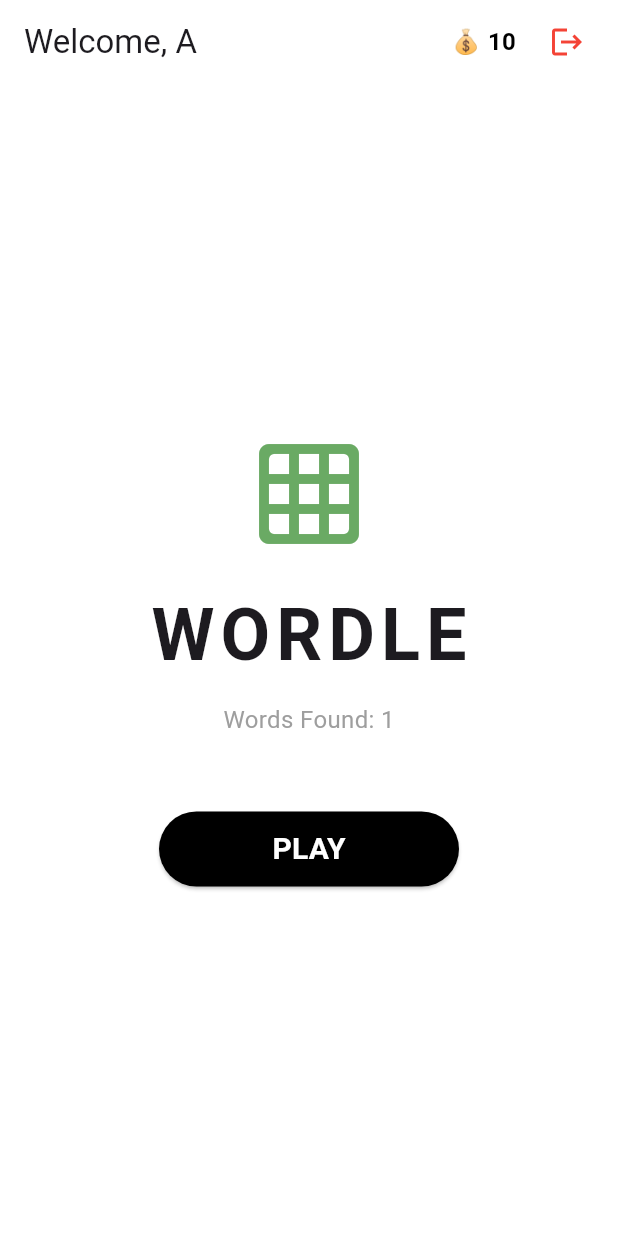
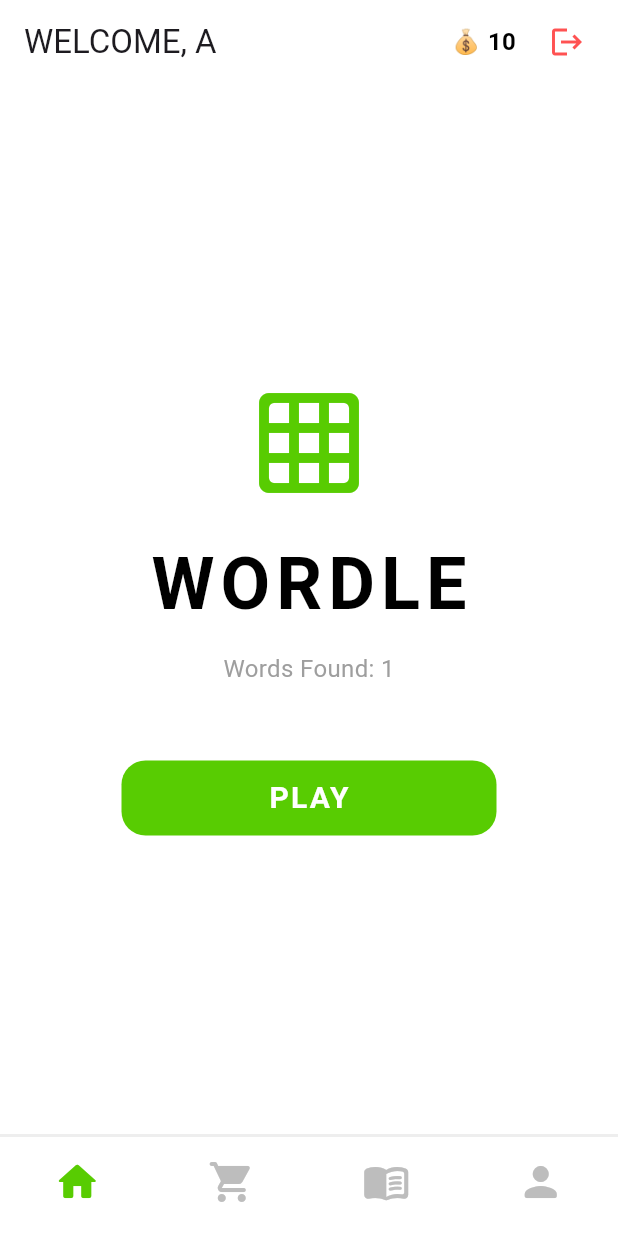
Before and after one commit to whoosh09/MobileProject_204311, a Flutter app: the HomePage screen opened directly with sample values from the repository, on a phone screen of 412 x 824 dp. Run offline on Flutter 3.47's test engine with Material 3 defaults, Android fonts, the phone set to English and light mode, and no system bars; our stand-ins replace shared_preferences; accounts and stored records are empty; project files that could hold a hidden picture were left out.

Commit message:
add nav bar in home.dart

```diff
--- a/lib/app.dart
+++ b/lib/app.dart
@@ -18,7 +18,6 @@
       initialRoute: '/login',
       routes: {
         '/login': (context) => const LoginPage(),
-        // '/': (context) => const HomePage(),
       },
     );
   }
--- a/lib/screens/home.dart
+++ b/lib/screens/home.dart
@@ -14,11 +14,11 @@
  */
 
 import 'package:flutter/material.dart';
-import 'mock_data.dart';
-import 'game_screen.dart';
+import 'mock_data.dart'; //
+import 'game_screen.dart'; //
 
 class HomePage extends StatefulWidget {
-  final User currentUser; // รับข้อมูล User
+  final User currentUser; // Required to track coins and stats
 
   const HomePage({super.key, required this.currentUser});
 
@@ -27,81 +27,146 @@
 }
 
 class _HomePageState extends State<HomePage> {
+  int _selectedIndex = 0;
+
   void _handleLogout() {
-    Navigator.pushReplacementNamed(context, '/login');
+    Navigator.pushReplacementNamed(context, '/login'); //
   }
+
+  // We use a getter to pass the currentUser down to the WordleMainBody
+  List<Widget> get _pages => [
+    WordleMainBody(currentUser: widget.currentUser),
+    const Center(child: Text('Store Page', style: TextStyle(fontSize: 24))),
+    const Center(child: Text('Dictionary Page', style: TextStyle(fontSize: 24))),
+    const Center(child: Text('Profile Page', style: TextStyle(fontSize: 24))),
+  ];
+
+  void _onItemTapped(int index) {
+    setState(() {
+      _selectedIndex = index;
+    });
+  }
+
   @override
   Widget build(BuildContext context) {
     return Scaffold(
       backgroundColor: Colors.white,
+      // Added the AppBar back in without breaking the layout
       appBar: AppBar(
-        title: Text("Welcome, ${widget.currentUser.username.toUpperCase()}"), // แสดงชื่อ
         backgroundColor: Colors.white,
         elevation: 0,
+        title: Text("WELCOME, ${widget.currentUser.username.toUpperCase()}"),
         actions: [
-          //  แสดงเหรียญ
+          // Coins Display
           Center(
               child: Text(
-              "💰 ${widget.currentUser.coins}",
+                "💰 ${widget.currentUser.coins}", //
                   style: const TextStyle(
                       color: Colors.black,
                       fontSize: 16,
-                  fontWeight: FontWeight.bold),
+                      fontWeight: FontWeight.bold
+                  ),
               ),
           ),
           const SizedBox(width: 10),
 
-          //  ปุ่ม Log out
+          // Logout Button
           IconButton(
-            icon: const Icon(Icons.logout, color: Colors.red),
-            tooltip: 'Log Out',
+            icon: const Icon(Icons.logout, color: Colors.redAccent),
             onPressed: _handleLogout,
           ),
           const SizedBox(width: 10),
         ],
       ),
-      body: Center(
-        child: Column(
-          mainAxisAlignment: MainAxisAlignment.center,
-          children: [
-            const Icon(Icons.grid_on_rounded, size: 80, color: Color(0xFF6AAA64)),
-            const SizedBox(height: 20),
-            const Text(
-              "WORDLE",
-              style: TextStyle(fontSize: 48, fontWeight: FontWeight.bold, letterSpacing: 4),
-            ),
-            const SizedBox(height: 10),
-            Text(
-              "Words Found: ${widget.currentUser.wordsFound}", // แสดงสถิติ
-              style: const TextStyle(color: Colors.grey, fontSize: 16),
-            ),
-            const SizedBox(height: 50),
-            SizedBox(
-              width: 200,
-              height: 50,
-              child: ElevatedButton(
-                style: ElevatedButton.styleFrom(
-                  backgroundColor: Colors.black,
-                  foregroundColor: Colors.white,
-                  shape: RoundedRectangleBorder(borderRadius: BorderRadius.circular(30)),
-                ),
-                onPressed: () async {
-                  // ส่ง User ไปเล่นเกม และรอผลลัพธ์กลับมาเพื่ออัปเดตหน้าจอ
-                  await Navigator.push(
-                    context,
-                    MaterialPageRoute(
-                      builder: (context) => WordleScreen(currentUser: widget.currentUser),
-                    ),
-                  );
-                  // เมื่อกลับมาจากเกม ให้รีเฟรชหน้าจอ (เพื่อให้เหรียญเพิ่ม)
-                  setState(() {});
-                },
-                child: const Text("PLAY", style: TextStyle(fontSize: 20, fontWeight: FontWeight.bold)),
+      body: _pages[_selectedIndex],
+      bottomNavigationBar: Container(
+        decoration: BoxDecoration(
+          border: Border(
+            top: BorderSide(color: Colors.grey.shade200, width: 2),
           ),
         ),
+        child: BottomNavigationBar(
+          type: BottomNavigationBarType.fixed,
+          backgroundColor: Colors.white,
+          elevation: 0,
+          currentIndex: _selectedIndex,
+          onTap: _onItemTapped,
+          selectedItemColor: const Color(0xFF58CC02), // Duolingo Green
+          unselectedItemColor: Colors.grey.shade400,
+          showSelectedLabels: false,
+          showUnselectedLabels: false,
+          items: const [
+            BottomNavigationBarItem(icon: Icon(Icons.home_rounded, size: 32), label: 'Home'),
+            BottomNavigationBarItem(icon: Icon(Icons.shopping_cart_rounded, size: 32), label: 'Store'),
+            BottomNavigationBarItem(icon: Icon(Icons.menu_book_rounded, size: 32), label: 'Dictionary'),
+            BottomNavigationBarItem(icon: Icon(Icons.person_rounded, size: 32), label: 'Profile'),
           ],
         ),
       ),
     );
   }
 }
+
+class WordleMainBody extends StatelessWidget {
+  final User currentUser; // Added to handle statistics
+
+  const WordleMainBody({super.key, required this.currentUser});
+
+  @override
+  Widget build(BuildContext context) {
+    return Center(
+      child: Column(
+        mainAxisAlignment: MainAxisAlignment.center,
+        children: [
+          const Icon(Icons.grid_on_rounded, size: 80, color: Color(0xFF58CC02)),
+          const SizedBox(height: 20),
+          const Text(
+            "WORDLE",
+            style: TextStyle(
+              fontSize: 48,
+              fontWeight: FontWeight.bold,
+              letterSpacing: 4,
+              color: Colors.black,
+            ),
+          ),
+          const SizedBox(height: 10),
+          Text(
+            "Words Found: ${currentUser.wordsFound}", // Statistics
+            style: const TextStyle(color: Colors.grey, fontSize: 16),
+          ),
+          const SizedBox(height: 50),
+
+          // The Play Button with Duolingo-style rounded corners
+          SizedBox(
+            width: 250,
+            height: 50,
+            child: ElevatedButton(
+              style: ElevatedButton.styleFrom(
+                backgroundColor: const Color(0xFF58CC02),
+                foregroundColor: Colors.white,
+                elevation: 0,
+                shape: RoundedRectangleBorder(
+                  borderRadius: BorderRadius.circular(16),
+                ),
+              ),
+              onPressed: () async {
+                // Navigate and wait for refresh
+                await Navigator.push(
+                  context,
+                  MaterialPageRoute(
+                    builder: (context) => WordleScreen(currentUser: currentUser),
+                  ),
+                );
+                // Trigger refresh if needed (Parent should handle state)
+              },
+              child: const Text(
+                "PLAY",
+                style: TextStyle(fontSize: 20, fontWeight: FontWeight.bold, letterSpacing: 1.5),
+              ),
+            ),
+          ),
+        ],
+      ),
+    );
+  }
+}
```
Also changed, not shown: lib/screens/login.dart (+0 -14 lines). Lines whose indentation alone changed are shown as unchanged.
